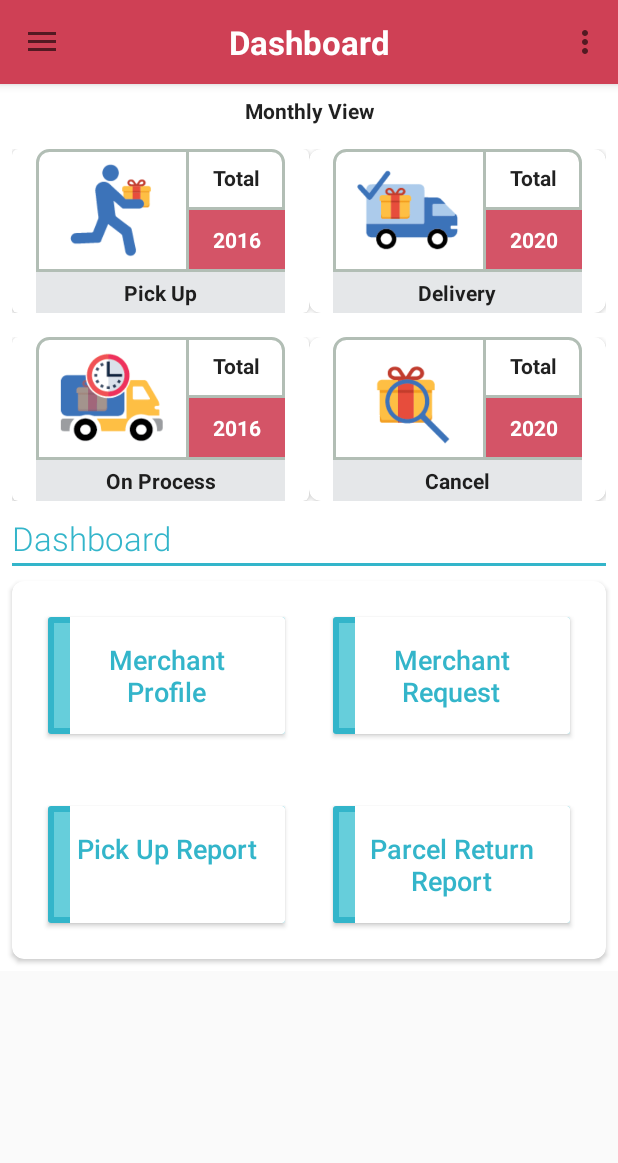
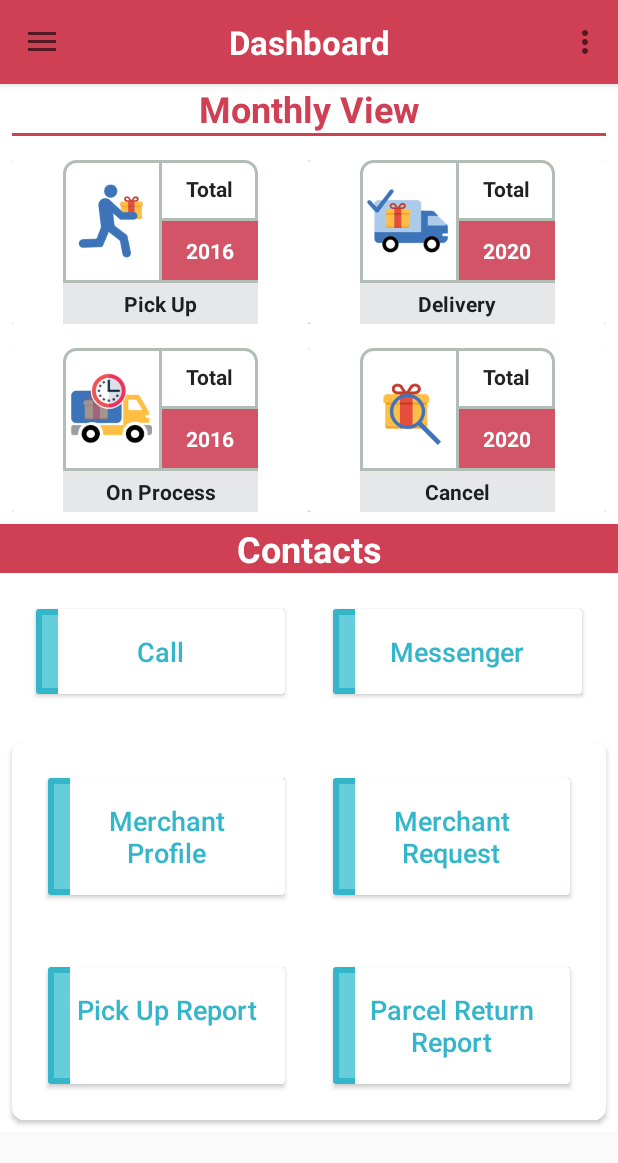
Before and after one commit to fatimatuzzohora/Parcel, an Android app: the HomeActivity screen opened directly, with no data from a screen before it, on a phone screen of 412 x 824 dp. Shown: the top 1163 px of the screen. Run offline under Robolectric (Android 15) with nearby library versions, the phone set to English and light mode, and no system bars.

Commit message:
call , msg add

```diff
--- a/app/src/main/java/com/example/parcel/Activity/HomeActivity.java
+++ b/app/src/main/java/com/example/parcel/Activity/HomeActivity.java
@@ -1,6 +1,8 @@
 package com.example.parcel.Activity;
 
+import android.content.ActivityNotFoundException;
 import android.content.Intent;
+import android.net.Uri;
 import android.os.Bundle;
 import android.view.View;
 import android.support.v4.view.GravityCompat;
@@ -14,6 +16,7 @@ import android.support.v7.widget.Toolbar;
 import android.view.Menu;
 import android.widget.Button;
 import android.widget.RelativeLayout;
+import android.widget.Toast;
 
 import com.example.parcel.R;
 
@@ -21,6 +24,7 @@ public class HomeActivity extends AppCompatActivity
         implements NavigationView.OnNavigationItemSelectedListener,View.OnClickListener {
 
     private RelativeLayout merchantProfile, merchantRequest;
+    private RelativeLayout call, msg;
 
     @Override
     protected void onCreate(Bundle savedInstanceState) {
@@ -30,9 +34,13 @@ public class HomeActivity extends AppCompatActivity
 
         merchantProfile = findViewById(R.id.merchant_profile);
         merchantRequest = findViewById(R.id.merchant_request);
+        call = findViewById(R.id.call);
+        msg = findViewById(R.id.msg);
 
         merchantProfile.setOnClickListener(this);
         merchantRequest.setOnClickListener(this);
+        call.setOnClickListener(this);
+        msg.setOnClickListener(this);
 
         setSupportActionBar(toolbar);
         getSupportActionBar().setDisplayShowTitleEnabled(false);
@@ -120,6 +128,38 @@ public class HomeActivity extends AppCompatActivity
             case R.id.merchant_request:
                 startActivity(new Intent(HomeActivity.this,MerchantRequestActivity.class));
                 break;
+
+
+            case R.id.call:
+                callHotline();
+                break;
+
+
+            case R.id.msg:
+                messenger();
+                break;
+
         }
     }
+
+    public void callHotline(){
+        String phone = "01844000177";
+        Intent intent = new Intent(Intent.ACTION_DIAL, Uri.fromParts("tel", phone, null));
+        startActivity(intent);
+    }
+
+    public void messenger(){
+        try
+        {
+            Intent i = new Intent(Intent.ACTION_VIEW, Uri.parse("fb://messaging/" + "100024317349345"));
+            startActivity(i);
+        }
+        catch (ActivityNotFoundException ex)
+        {
+            Toast.makeText(HomeActivity.this, "Oups!Can't open Facebook messenger right now. Please try again later.", Toast.LENGTH_SHORT).show();
+        }
+
+
+
+    }
 }
--- a/app/src/main/res/layout/activity_home_page.xml
+++ b/app/src/main/res/layout/activity_home_page.xml
@@ -20,15 +20,38 @@
           android:layout_width="match_parent"
           android:layout_height="wrap_content"
           android:text="@string/monthly_report"
+          android:textColor="@color/colorPink"
           android:gravity="center"
-          android:layout_margin="@dimen/global_8dp"
-          style="@style/NormalTextView" />
+          style="@style/HeaderTextView" />
+
+      <View
+          android:layout_width="match_parent"
+          android:layout_height="@dimen/global_2dp"
+          android:layout_marginBottom="@dimen/global_8dp"
+          android:layout_marginLeft="@dimen/global_8dp"
+          android:layout_marginRight="@dimen/global_8dp"
+          android:background="@color/colorPink"/>
 
 
       <include
           layout="@layout/activity_home_part1" />
 
+     <!-- 2nd Part-->
       <TextView
+          android:layout_width="match_parent"
+          android:layout_height="wrap_content"
+          android:text="@string/contacts"
+          android:textColor="@color/colorWhite"
+          android:background="@color/colorPink"
+          android:gravity="center"
+          style="@style/HeaderTextView" />
+
+
+      <include
+          layout="@layout/activity_home_part2"
+         />
+
+<!--      <TextView
           android:layout_width="match_parent"
           android:layout_height="wrap_content"
           android:text="@string/dashboard"
@@ -45,12 +68,10 @@
           android:layout_marginBottom="@dimen/global_2dp"
           android:layout_marginLeft="@dimen/global_8dp"
           android:layout_marginRight="@dimen/global_8dp"
-          android:background="@color/colorDarkBlue"/>
-
-
+          android:background="@color/colorDarkBlue"/>-->
 
       <include
-           layout="@layout/activity_home_part2" />
+          layout="@layout/activity_home_part3" />
 
 
    </LinearLayout>
--- a/app/src/main/res/layout/activity_home_part1.xml
+++ b/app/src/main/res/layout/activity_home_part1.xml
@@ -18,8 +18,7 @@
         <android.support.v7.widget.CardView
             android:layout_width="@dimen/global_0dp"
             android:layout_height="wrap_content"
-            android:layout_weight="1"
-            app:cardCornerRadius="@dimen/global_4dp">
+            android:layout_weight="1">
 
            <LinearLayout
                android:layout_width="wrap_content"
@@ -37,7 +36,7 @@
 
     `              <!-- Pick up Image-->
                    <ImageView
-                       android:layout_width="100dp"
+                       android:layout_width="64dp"
                        android:layout_height="80dp"
                        android:src="@drawable/pickup"
                        android:layout_weight="1" />
@@ -109,8 +108,7 @@
         <android.support.v7.widget.CardView
             android:layout_width="@dimen/global_0dp"
             android:layout_height="wrap_content"
-            android:layout_weight="1"
-            app:cardCornerRadius="@dimen/global_8dp">
+            android:layout_weight="1">
 
             <LinearLayout
                 android:layout_width="wrap_content"
@@ -127,7 +125,7 @@
 
                     <!--Delivery Image-->
                     <ImageView
-                        android:layout_width="100dp"
+                        android:layout_width="64dp"
                         android:layout_height="80dp"
                         android:src="@drawable/delivery"/>
 
@@ -209,8 +207,7 @@
         <android.support.v7.widget.CardView
             android:layout_width="@dimen/global_0dp"
             android:layout_height="wrap_content"
-            android:layout_weight="1"
-            app:cardCornerRadius="@dimen/global_4dp">
+            android:layout_weight="1">
 
             <LinearLayout
                 android:layout_width="wrap_content"
@@ -229,7 +226,7 @@
 
                     <!-- On Process Image-->
                     <ImageView
-                        android:layout_width="100dp"
+                        android:layout_width="64dp"
                         android:layout_height="80dp"
                         android:src="@drawable/on_going_deliver"
                         android:layout_weight="1" />
@@ -304,8 +301,7 @@
         <android.support.v7.widget.CardView
             android:layout_width="@dimen/global_0dp"
             android:layout_height="wrap_content"
-            android:layout_weight="1"
-            app:cardCornerRadius="@dimen/global_8dp">
+            android:layout_weight="1">
 
             <LinearLayout
                 android:layout_width="wrap_content"
@@ -322,7 +318,7 @@
 
                     <!--Cancel Image-->
                     <ImageView
-                        android:layout_width="100dp"
+                        android:layout_width="64dp"
                         android:layout_height="80dp"
                         android:src="@drawable/cancel"/>
 
@@ -387,11 +383,7 @@
 
             </LinearLayout>
 
-
         </android.support.v7.widget.CardView>
-
-
-
 
     </LinearLayout>
 
--- a/app/src/main/res/layout/activity_home_part2.xml
+++ b/app/src/main/res/layout/activity_home_part2.xml
@@ -1,31 +1,15 @@
 <?xml version="1.0" encoding="utf-8"?>
-<LinearLayout xmlns:android="http://schemas.android.com/apk/res/android"
+<LinearLayout
+    xmlns:android="http://schemas.android.com/apk/res/android"
+    android:orientation="vertical"
     android:layout_width="match_parent"
-    android:layout_height="wrap_content"
-    xmlns:app="http://schemas.android.com/apk/res-auto"
-    android:orientation="vertical">
-
-    <android.support.v7.widget.CardView
-        android:layout_width="match_parent"
-        android:layout_height="wrap_content"
-        android:layout_margin="@dimen/global_8dp"
-        app:cardCornerRadius="@dimen/global_8dp"
-        app:cardMaxElevation="@dimen/global_8dp">
-
-
+    android:layout_height="match_parent">
 
     <LinearLayout
         android:layout_width="match_parent"
         android:layout_height="wrap_content"
-        android:orientation="vertical">
-
-
-
-    <LinearLayout
-        android:layout_width="match_parent"
-        android:layout_height="wrap_content"
-        android:layout_margin="@dimen/global_8dp"
-        android:orientation="horizontal">
+        android:orientation="horizontal"
+        android:layout_margin="@dimen/global_8dp">
 
         <android.support.v7.widget.CardView
             android:layout_width="0dp"
@@ -35,7 +19,7 @@
             android:layout_weight="1">
 
             <RelativeLayout
-                android:id="@+id/merchant_profile"
+                android:id="@+id/call"
                 android:layout_width="wrap_content"
                 android:layout_height="match_parent"
                 android:background="@drawable/layout_border_blue">
@@ -45,9 +29,9 @@
                     android:layout_height="wrap_content"
                     android:layout_margin="@dimen/global_16dp"
                     android:gravity="center"
-                    android:text="@string/merchant_profile"
+                    android:text="@string/call"
+                    android:textColor="@color/colorDarkBlue"
                     android:fontFamily="sans-serif-light"
-                    android:textColor="@color/colorDarkBlue"
                     android:textStyle="bold"
                     android:textAppearance="@style/TextAppearance.AppCompat.Medium"/>
 
@@ -64,7 +48,7 @@
             android:layout_weight="1">
 
             <RelativeLayout
-                android:id="@+id/merchant_request"
+                android:id="@+id/msg"
                 android:layout_width="wrap_content"
                 android:layout_height="match_parent"
                 android:background="@drawable/layout_border_blue">
@@ -74,7 +58,7 @@
                     android:layout_height="wrap_content"
                     android:layout_margin="@dimen/global_16dp"
                     android:gravity="center"
-                    android:text="@string/merchant_request"
+                    android:text="@string/msg"
                     android:textColor="@color/colorDarkBlue"
                     android:fontFamily="sans-serif-light"
                     android:textStyle="bold"
@@ -88,75 +72,4 @@
 
     </LinearLayout>
 
-
-
-
-    <LinearLayout
-        android:layout_width="match_parent"
-        android:layout_height="wrap_content"
-        android:layout_margin="@dimen/global_8dp"
-        android:orientation="horizontal">
-
-        <android.support.v7.widget.CardView
-            android:layout_width="0dp"
-            android:layout_height="match_parent"
-            android:layout_margin="@dimen/global_16dp"
-            android:layout_gravity="center"
-            android:layout_weight="1">
-
-            <RelativeLayout
-                android:layout_width="wrap_content"
-                android:layout_height="match_parent"
-                android:background="@drawable/layout_border_blue">
-
-                <TextView
-                    android:layout_width="match_parent"
-                    android:layout_height="wrap_content"
-                    android:layout_margin="@dimen/global_16dp"
-                    android:gravity="center"
-                    android:text="@string/pick_up_report"
-                    android:fontFamily="sans-serif-light"
-                    android:textColor="@color/colorDarkBlue"
-                    android:textStyle="bold"
-                    android:textAppearance="@style/TextAppearance.AppCompat.Medium"/>
-
-            </RelativeLayout>
-
-
-        </android.support.v7.widget.CardView>
-
-        <android.support.v7.widget.CardView
-            android:layout_width="0dp"
-            android:layout_height="match_parent"
-            android:layout_margin="@dimen/global_16dp"
-            android:layout_gravity="center"
-            android:layout_weight="1">
-
-            <RelativeLayout
-                android:layout_width="wrap_content"
-                android:layout_height="match_parent"
-                android:background="@drawable/layout_border_blue">
-
-                <TextView
-                    android:layout_width="match_parent"
-                    android:layout_height="wrap_content"
-                    android:layout_margin="@dimen/global_16dp"
-                    android:gravity="center"
-                    android:text="@string/parcel_return_report"
-                    android:textColor="@color/colorDarkBlue"
-                    android:fontFamily="sans-serif-light"
-                    android:textStyle="bold"
-                    android:textAppearance="@style/TextAppearance.AppCompat.Medium"/>
-
-            </RelativeLayout>
-
-
-                 </android.support.v7.widget.CardView>
-
-            </LinearLayout>
-
-        </LinearLayout>
-
-    </android.support.v7.widget.CardView>
-
 </LinearLayout>
--- /dev/null
+++ b/app/src/main/res/layout/activity_home_part3.xml
@@ -0,0 +1,162 @@
+<?xml version="1.0" encoding="utf-8"?>
+<LinearLayout xmlns:android="http://schemas.android.com/apk/res/android"
+    android:layout_width="match_parent"
+    android:layout_height="wrap_content"
+    xmlns:app="http://schemas.android.com/apk/res-auto"
+    android:orientation="vertical">
+
+    <android.support.v7.widget.CardView
+        android:layout_width="match_parent"
+        android:layout_height="wrap_content"
+        android:layout_margin="@dimen/global_8dp"
+        app:cardCornerRadius="@dimen/global_8dp"
+        app:cardMaxElevation="@dimen/global_8dp">
+
+
+
+    <LinearLayout
+        android:layout_width="match_parent"
+        android:layout_height="wrap_content"
+        android:orientation="vertical">
+
+
+
+    <LinearLayout
+        android:layout_width="match_parent"
+        android:layout_height="wrap_content"
+        android:layout_margin="@dimen/global_8dp"
+        android:orientation="horizontal">
+
+        <android.support.v7.widget.CardView
+            android:layout_width="0dp"
+            android:layout_height="match_parent"
+            android:layout_margin="@dimen/global_16dp"
+            android:layout_gravity="center"
+            android:layout_weight="1">
+
+            <RelativeLayout
+                android:id="@+id/merchant_profile"
+                android:layout_width="wrap_content"
+                android:layout_height="match_parent"
+                android:background="@drawable/layout_border_blue">
+
+                <TextView
+                    android:layout_width="match_parent"
+                    android:layout_height="wrap_content"
+                    android:layout_margin="@dimen/global_16dp"
+                    android:gravity="center"
+                    android:text="@string/merchant_profile"
+                    android:fontFamily="sans-serif-light"
+                    android:textColor="@color/colorDarkBlue"
+                    android:textStyle="bold"
+                    android:textAppearance="@style/TextAppearance.AppCompat.Medium"/>
+
+            </RelativeLayout>
+
+
+        </android.support.v7.widget.CardView>
+
+        <android.support.v7.widget.CardView
+            android:layout_width="0dp"
+            android:layout_height="match_parent"
+            android:layout_margin="@dimen/global_16dp"
+            android:layout_gravity="center"
+            android:layout_weight="1">
+
+            <RelativeLayout
+                android:id="@+id/merchant_request"
+                android:layout_width="wrap_content"
+                android:layout_height="match_parent"
+                android:background="@drawable/layout_border_blue">
+
+                <TextView
+                    android:layout_width="match_parent"
+                    android:layout_height="wrap_content"
+                    android:layout_margin="@dimen/global_16dp"
+                    android:gravity="center"
+                    android:text="@string/merchant_request"
+                    android:textColor="@color/colorDarkBlue"
+                    android:fontFamily="sans-serif-light"
+                    android:textStyle="bold"
+                    android:textAppearance="@style/TextAppearance.AppCompat.Medium"/>
+
+            </RelativeLayout>
+
+
+        </android.support.v7.widget.CardView>
+
+
+    </LinearLayout>
+
+
+
+
+    <LinearLayout
+        android:layout_width="match_parent"
+        android:layout_height="wrap_content"
+        android:layout_margin="@dimen/global_8dp"
+        android:orientation="horizontal">
+
+        <android.support.v7.widget.CardView
+            android:layout_width="0dp"
+            android:layout_height="match_parent"
+            android:layout_margin="@dimen/global_16dp"
+            android:layout_gravity="center"
+            android:layout_weight="1">
+
+            <RelativeLayout
+                android:layout_width="wrap_content"
+                android:layout_height="match_parent"
+                android:background="@drawable/layout_border_blue">
+
+                <TextView
+                    android:layout_width="match_parent"
+                    android:layout_height="wrap_content"
+                    android:layout_margin="@dimen/global_16dp"
+                    android:gravity="center"
+                    android:text="@string/pick_up_report"
+                    android:fontFamily="sans-serif-light"
+                    android:textColor="@color/colorDarkBlue"
+                    android:textStyle="bold"
+                    android:textAppearance="@style/TextAppearance.AppCompat.Medium"/>
+
+            </RelativeLayout>
+
+
+        </android.support.v7.widget.CardView>
+
+        <android.support.v7.widget.CardView
+            android:layout_width="0dp"
+            android:layout_height="match_parent"
+            android:layout_margin="@dimen/global_16dp"
+            android:layout_gravity="center"
+            android:layout_weight="1">
+
+            <RelativeLayout
+                android:layout_width="wrap_content"
+                android:layout_height="match_parent"
+                android:background="@drawable/layout_border_blue">
+
+                <TextView
+                    android:layout_width="match_parent"
+                    android:layout_height="wrap_content"
+                    android:layout_margin="@dimen/global_16dp"
+                    android:gravity="center"
+                    android:text="@string/parcel_return_report"
+                    android:textColor="@color/colorDarkBlue"
+                    android:fontFamily="sans-serif-light"
+                    android:textStyle="bold"
+                    android:textAppearance="@style/TextAppearance.AppCompat.Medium"/>
+
+            </RelativeLayout>
+
+
+                 </android.support.v7.widget.CardView>
+
+            </LinearLayout>
+
+        </LinearLayout>
+
+    </android.support.v7.widget.CardView>
+
+</LinearLayout>
--- a/app/src/main/res/values/strings.xml
+++ b/app/src/main/res/values/strings.xml
@@ -21,6 +21,7 @@
 
    <!--Home page:  Header line-->
     <string name="monthly_report">Monthly View</string>
+    <string name="contacts">Contacts</string>
     <string name="dashboard">Dashboard</string>
     <string name="report">Report</string>
 
@@ -35,6 +36,10 @@
     <string name="total">Total</string>
     <string name="demo_num">2020</string>
 
+
+    <!--Home Page Content Part - 3-->
+    <string name="call">Call</string>
+    <string name="msg">Messenger</string>
 
     <!--Merchant Profile-->
     <string name="gen_info">General Information</string>
```
Also changed, not shown: app/src/main/res/drawable/call.png (added), app/src/main/res/drawable/msg.png (added).
